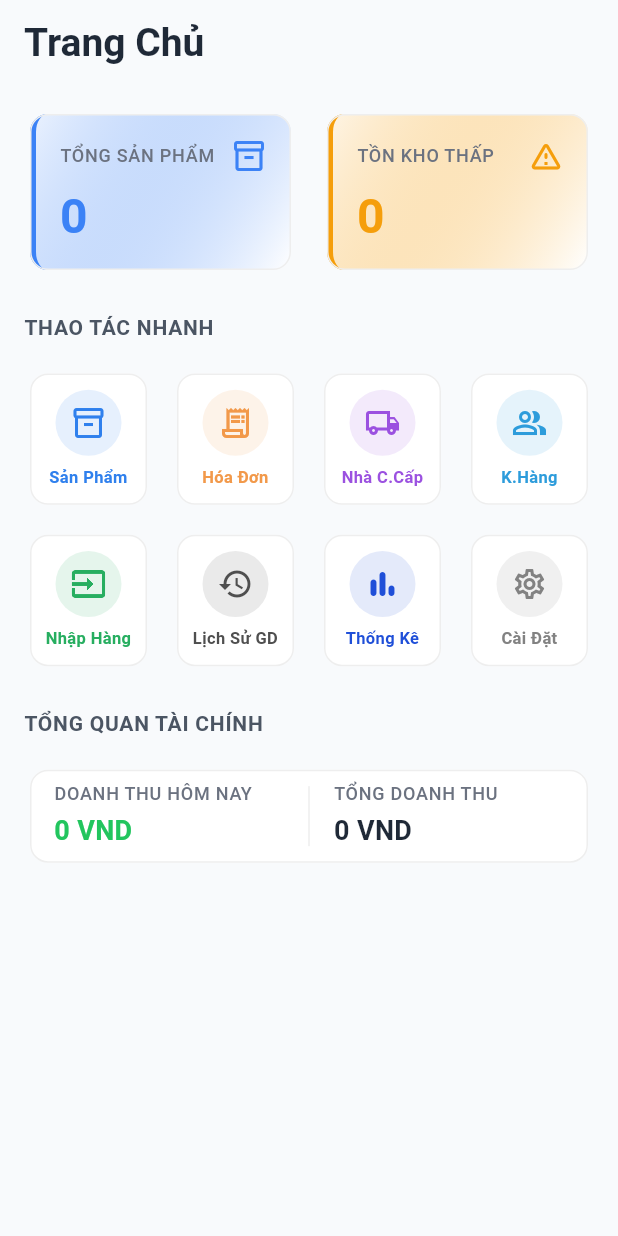
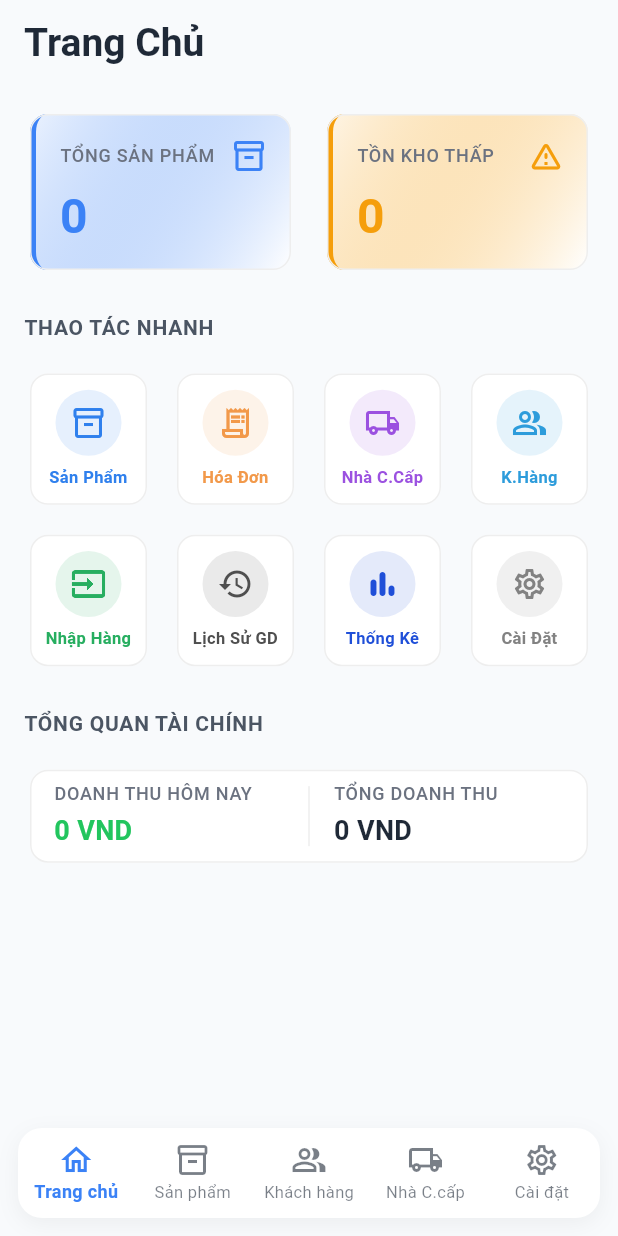
Before and after one commit to NhatKhanh-Lab/QLVLXD-Flutter, a Flutter app: the screen it shows after launch, on a phone screen of 412 x 824 dp. Run offline on Flutter 3.47's test engine with Material 3 defaults, Android fonts, the phone set to English and light mode, and no system bars; our stand-ins replace cached_network_image, cloud_firestore, firebase_core, fl_chart, hive, hive_flutter and 3 more; accounts and stored records are empty.

Commit message:
Add Navigation Bar + Shell + Routing

```diff
--- a/lib/main.dart
+++ b/lib/main.dart
@@ -8,7 +8,7 @@ import 'providers/invoice_provider.dart';
 import 'providers/supplier_provider.dart';
 import 'providers/customer_provider.dart';
 import 'providers/purchase_order_provider.dart';
-import 'screens/home_screen.dart';
+import 'shell/app_shell.dart';
 
 void main() async {
   WidgetsFlutterBinding.ensureInitialized();
@@ -120,7 +120,7 @@ class MyApp extends StatelessWidget {
             ),
           ),
         ),
-        home: const HomeScreen(),
+        home: const AppShell(),
       ),
     );
   }
--- /dev/null
+++ b/lib/navigation/nav_items.dart
@@ -0,0 +1,50 @@
+import 'package:flutter/material.dart';
+
+import '../screens/home_screen.dart';
+import '../screens/product_list_screen.dart';
+import '../screens/customer_list_screen.dart';
+import '../screens/supplier_list_screen.dart';
+import '../screens/settings_screen.dart';
+
+class NavItem {
+  final String label;
+  final IconData icon;
+  final Widget page;
+
+  const NavItem({
+    required this.label,
+    required this.icon,
+    required this.page,
+  });
+}
+
+/// Central place to define all bottom navigation items and their destination pages.
+class AppNavItems {
+  static const List<NavItem> items = [
+    NavItem(
+      label: 'Trang chủ',
+      icon: Icons.home_outlined,
+      page: HomeScreen(),
+    ),
+    NavItem(
+      label: 'Sản phẩm',
+      icon: Icons.inventory_2_outlined,
+      page: ProductListScreen(),
+    ),
+    NavItem(
+      label: 'Khách hàng',
+      icon: Icons.people_alt_outlined,
+      page: CustomerListScreen(),
+    ),
+    NavItem(
+      label: 'Nhà C.cấp',
+      icon: Icons.local_shipping_outlined,
+      page: SupplierListScreen(),
+    ),
+    NavItem(
+      label: 'Cài đặt',
+      icon: Icons.settings_outlined,
+      page: SettingsScreen(),
+    ),
+  ];
+}
--- /dev/null
+++ b/lib/shell/app_shell.dart
@@ -0,0 +1,126 @@
+import 'package:flutter/material.dart';
+
+import '../navigation/nav_items.dart';
+
+/// Root shell for the app that hosts the bottom navigation bar and main tabs.
+class AppShell extends StatefulWidget {
+  const AppShell({super.key});
+
+  @override
+  State<AppShell> createState() => _AppShellState();
+}
+
+class _AppShellState extends State<AppShell> {
+  int _currentIndex = 0;
+  final List<int> _tabHistory = [];
+
+  late final List<Widget> _pages;
+
+  @override
+  void initState() {
+    super.initState();
+    // Use PageStorageKeys so each tab preserves its own scroll/form state.
+    _pages = List<Widget>.generate(
+      AppNavItems.items.length,
+      (index) => KeyedSubtree(
+        key: PageStorageKey<String>('tab_$index'),
+        child: AppNavItems.items[index].page,
+      ),
+    );
+  }
+
+  void _onTabSelected(int newIndex) {
+    if (newIndex == _currentIndex) {
+      return;
+    }
+    setState(() {
+      _tabHistory.add(_currentIndex);
+      _currentIndex = newIndex;
+    });
+  }
+
+  Future<bool> _onWillPop() async {
+    if (_tabHistory.isNotEmpty) {
+      setState(() {
+        _currentIndex = _tabHistory.removeLast();
+      });
+      return false;
+    }
+    // Let system handle back (will close the app when on root).
+    return true;
+  }
+
+  @override
+  Widget build(BuildContext context) {
+    final colorScheme = Theme.of(context).colorScheme;
+
+    return WillPopScope(
+      onWillPop: _onWillPop,
+      child: Scaffold(
+        backgroundColor: colorScheme.background,
+        body: SafeArea(
+          top: true,
+          bottom: false,
+          child: IndexedStack(
+            index: _currentIndex,
+            children: _pages,
+          ),
+        ),
+        bottomNavigationBar: _buildBottomBar(context),
+      ),
+    );
+  }
+
+  Widget _buildBottomBar(BuildContext context) {
+    final colorScheme = Theme.of(context).colorScheme;
+
+    return SafeArea(
+      top: false,
+      child: Container(
+        margin: const EdgeInsets.fromLTRB(12, 8, 12, 12),
+        decoration: BoxDecoration(
+          color: colorScheme.surface,
+          borderRadius: BorderRadius.circular(16),
+          boxShadow: [
+            BoxShadow(
+              color: Colors.black.withOpacity(0.05),
+              blurRadius: 12,
+              offset: const Offset(0, 4),
+            ),
+          ],
+        ),
+        child: SizedBox(
+          height: 60,
+          child: ClipRRect(
+            borderRadius: BorderRadius.circular(16),
+            child: BottomNavigationBar(
+              currentIndex: _currentIndex,
+              onTap: _onTabSelected,
+              type: BottomNavigationBarType.fixed,
+              backgroundColor: Colors.transparent,
+              elevation: 0,
+              selectedItemColor: colorScheme.secondary,
+              unselectedItemColor:
+                  colorScheme.onSurface.withOpacity(0.6),
+              selectedLabelStyle: const TextStyle(
+                fontWeight: FontWeight.w600,
+                fontSize: 12,
+              ),
+              unselectedLabelStyle: const TextStyle(
+                fontSize: 11,
+              ),
+              iconSize: 24,
+              items: [
+                for (final item in AppNavItems.items)
+                  BottomNavigationBarItem(
+                    icon: Icon(item.icon),
+                    label: item.label,
+                  ),
+              ],
+            ),
+          ),
+        ),
+      ),
+    );
+  }
+}
```
